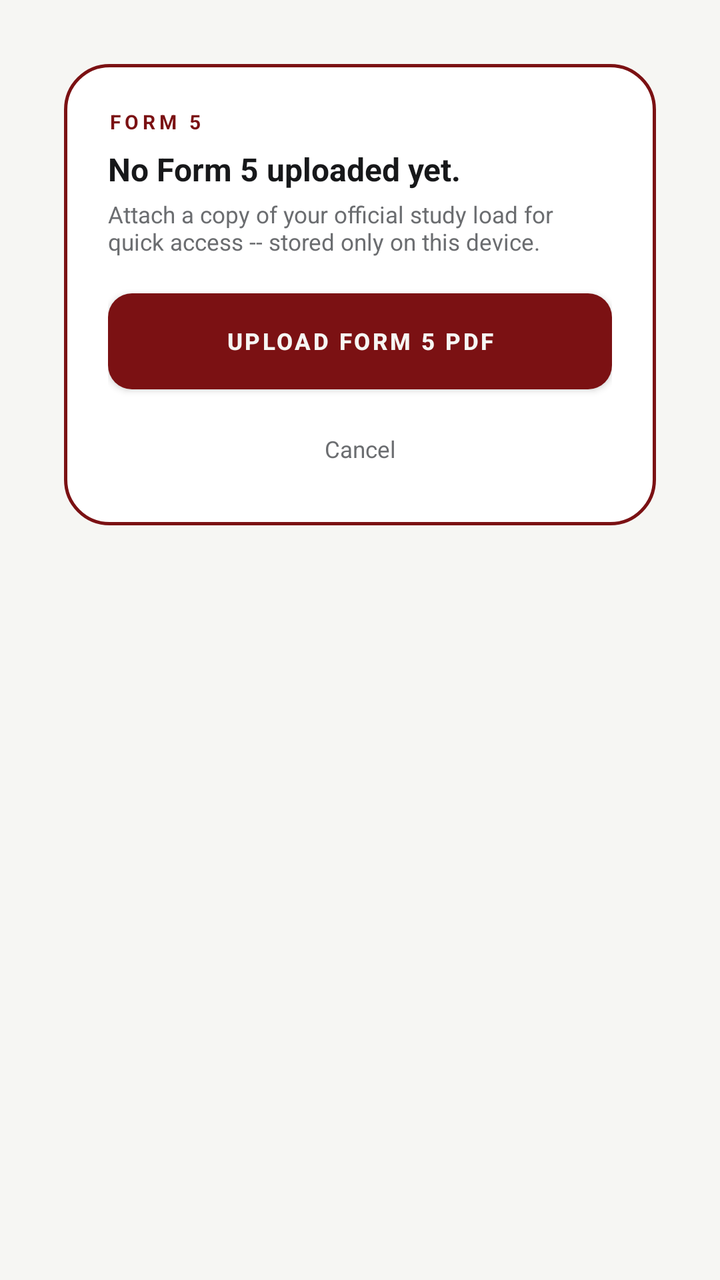
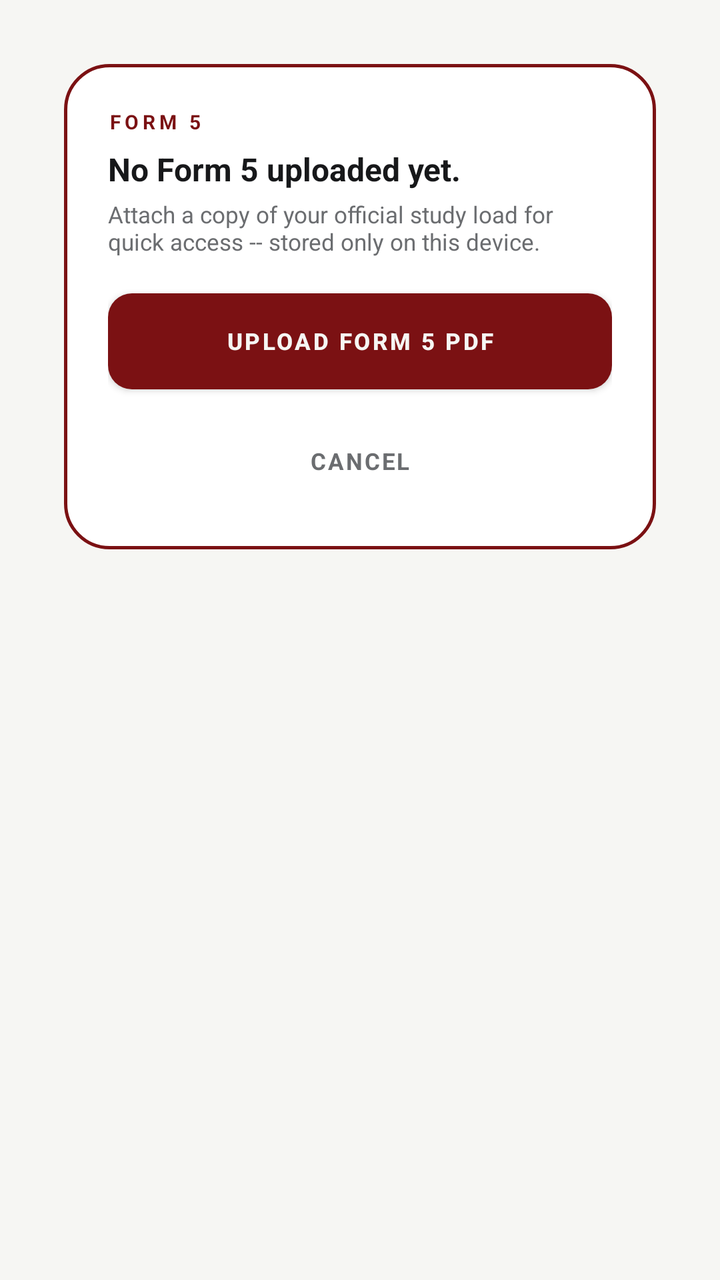

An Android layout rendered at two revisions. The XML below is the earlier revision; the diff shows what the commit changed to produce the second picture.
<!-- AndroidManifest.xml: application theme Theme.CRSScheduler.GE -->
<!-- res/layout/activity_widget_form5_ge.xml -->
<?xml version="1.0" encoding="utf-8"?>
<FrameLayout xmlns:android="http://schemas.android.com/apk/res/android"
    android:layout_width="match_parent"
    android:layout_height="match_parent"
    android:gravity="center"
    android:padding="32dp">

    <LinearLayout
        android:layout_width="match_parent"
        android:layout_height="wrap_content"
        android:orientation="vertical"
        android:padding="22dp"
        android:background="@drawable/card_bg_now_ge">

        <TextView
            android:layout_width="match_parent"
            android:layout_height="wrap_content"
            android:text="FORM 5"
            android:textColor="@color/ge_accent"
            android:textSize="10sp"
            android:letterSpacing="0.2"
            android:textStyle="bold" />

        <TextView
            android:layout_width="match_parent"
            android:layout_height="wrap_content"
            android:layout_marginTop="6dp"
            android:text="No Form 5 uploaded yet."
            android:textColor="@color/ge_ink"
            android:textStyle="bold"
            android:textSize="16sp" />

        <TextView
            android:layout_width="match_parent"
            android:layout_height="wrap_content"
            android:layout_marginTop="4dp"
            android:text="Attach a copy of your official study load for quick access -- stored only on this device."
            android:textColor="@color/ge_ink_dim"
            android:textSize="11.5sp" />

        <Button
            android:id="@+id/btn_upload_form5"
            android:layout_width="match_parent"
            android:layout_height="wrap_content"
            android:layout_marginTop="18dp"
            android:minHeight="48dp"
            android:text="UPLOAD FORM 5 PDF"
            android:textColor="@color/ge_bg"
            android:textSize="11.5sp"
            android:letterSpacing="0.1"
            android:background="@drawable/btn_bg_ge"
            android:backgroundTint="@color/ge_accent"
            android:foreground="@drawable/ripple_rounded_12dp_ge"
            android:textStyle="bold" />

        <TextView
            android:id="@+id/btn_cancel"
            android:layout_width="match_parent"
            android:layout_height="wrap_content"
            android:layout_marginTop="14dp"
            android:minHeight="32dp"
            android:gravity="center"
            android:text="Cancel"
            android:textColor="@color/ge_ink_dim"
            android:textSize="11.5sp"
            android:clickable="true"
            android:focusable="true"
            android:foreground="@drawable/ripple_rounded_10dp_ge" />
    </LinearLayout>
</FrameLayout>
<!-- resources referenced by this layout -->
<resources>
  <color name="ge_accent">#7B1113</color>
  <color name="ge_bg">#F6F6F3</color>
  <color name="ge_ink">#17181A</color>
  <color name="ge_ink_dim">#6B6D70</color>
  <!-- drawable btn_bg_ge (drawable) -->
  <?xml version="1.0" encoding="utf-8"?>
  <shape xmlns:android="http://schemas.android.com/apk/res/android">
      <solid android:color="@color/ge_accent" />
      <corners android:radius="12dp" />
  </shape>
  <!-- drawable card_bg_now_ge (drawable) -->
  <?xml version="1.0" encoding="utf-8"?>
  <shape xmlns:android="http://schemas.android.com/apk/res/android">
      <solid android:color="@color/ge_surface" />
      <corners android:radius="22dp" />
      <stroke android:width="1.5dp" android:color="@color/ge_accent" />
  </shape>
  <!-- drawable ripple_rounded_10dp_ge (drawable) -->
  <?xml version="1.0" encoding="utf-8"?>
  <ripple xmlns:android="http://schemas.android.com/apk/res/android"
      android:color="@color/ge_line_strong">
      <item android:id="@android:id/mask">
          <shape android:shape="rectangle">
              <solid android:color="@android:color/white" />
              <corners android:radius="10dp" />
          </shape>
      </item>
  </ripple>
  <!-- drawable ripple_rounded_12dp_ge (drawable) -->
  <?xml version="1.0" encoding="utf-8"?>
  <ripple xmlns:android="http://schemas.android.com/apk/res/android"
      android:color="@color/ge_line_strong">
      <item android:id="@android:id/mask">
          <shape android:shape="rectangle">
              <solid android:color="@android:color/white" />
              <corners android:radius="12dp" />
          </shape>
      </item>
  </ripple>
  <style name="Theme.CRSScheduler.GE" parent="Theme.AppCompat.DayNight.NoActionBar">
          <item name="android:windowBackground">@color/ge_bg</item>
          <item name="colorPrimary">@color/ge_accent</item>
          <item name="colorPrimaryDark">@color/ge_bg</item>
          <item name="colorAccent">@color/ge_accent</item>
      </style>
  <color name="ge_surface">#FFFFFF</color>
  <color name="ge_line_strong">#33000000</color>
</resources>

<!-- the commit's change to res/layout/activity_widget_form5_ge.xml (unified diff, before → after) -->
@@ -6,6 +6,7 @@
     android:padding="32dp">
 
     <LinearLayout
+        android:id="@+id/dialog_card_root"
         android:layout_width="match_parent"
         android:layout_height="wrap_content"
         android:orientation="vertical"
@@ -15,7 +16,8 @@
         <TextView
             android:layout_width="match_parent"
             android:layout_height="wrap_content"
-            android:text="FORM 5"
+        android:id="@+id/dialog_form5_eyebrow"
+        android:text="FORM 5"
             android:textColor="@color/ge_accent"
             android:textSize="10sp"
             android:letterSpacing="0.2"
@@ -25,7 +27,8 @@
             android:layout_width="match_parent"
             android:layout_height="wrap_content"
             android:layout_marginTop="6dp"
-            android:text="No Form 5 uploaded yet."
+        android:id="@+id/dialog_form5_title"
+        android:text="No Form 5 uploaded yet."
             android:textColor="@color/ge_ink"
             android:textStyle="bold"
             android:textSize="16sp" />
@@ -34,6 +37,7 @@
             android:layout_width="match_parent"
             android:layout_height="wrap_content"
             android:layout_marginTop="4dp"
+            android:id="@+id/dialog_form5_body"
             android:text="Attach a copy of your official study load for quick access -- stored only on this device."
             android:textColor="@color/ge_ink_dim"
             android:textSize="11.5sp" />
@@ -58,9 +62,11 @@
             android:layout_width="match_parent"
             android:layout_height="wrap_content"
             android:layout_marginTop="14dp"
-            android:minHeight="32dp"
+            android:minHeight="44dp"
             android:gravity="center"
-            android:text="Cancel"
+            android:letterSpacing="0.08"
+            android:textStyle="bold"
+            android:text="CANCEL"
             android:textColor="@color/ge_ink_dim"
             android:textSize="11.5sp"
             android:clickable="true"
